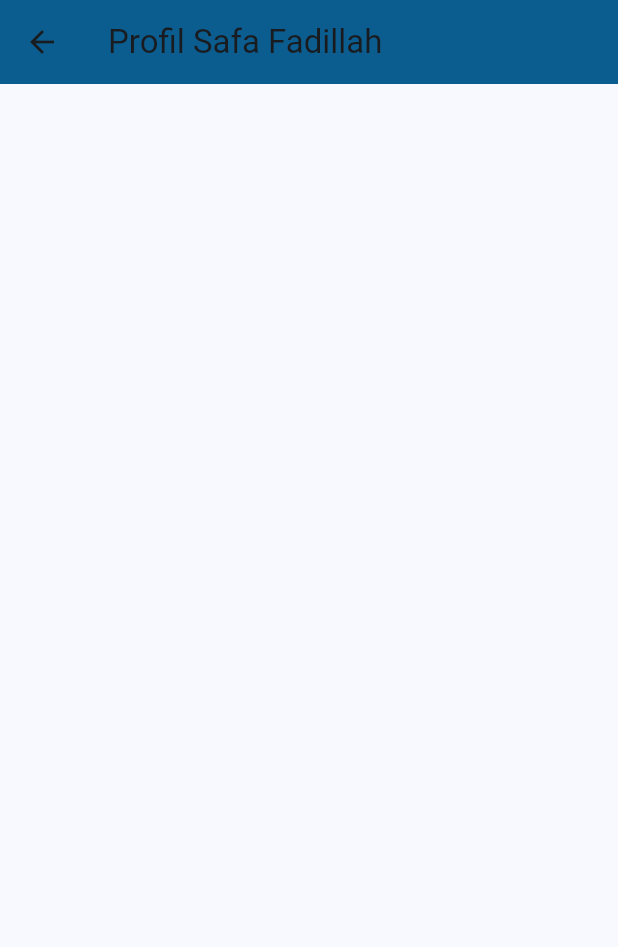
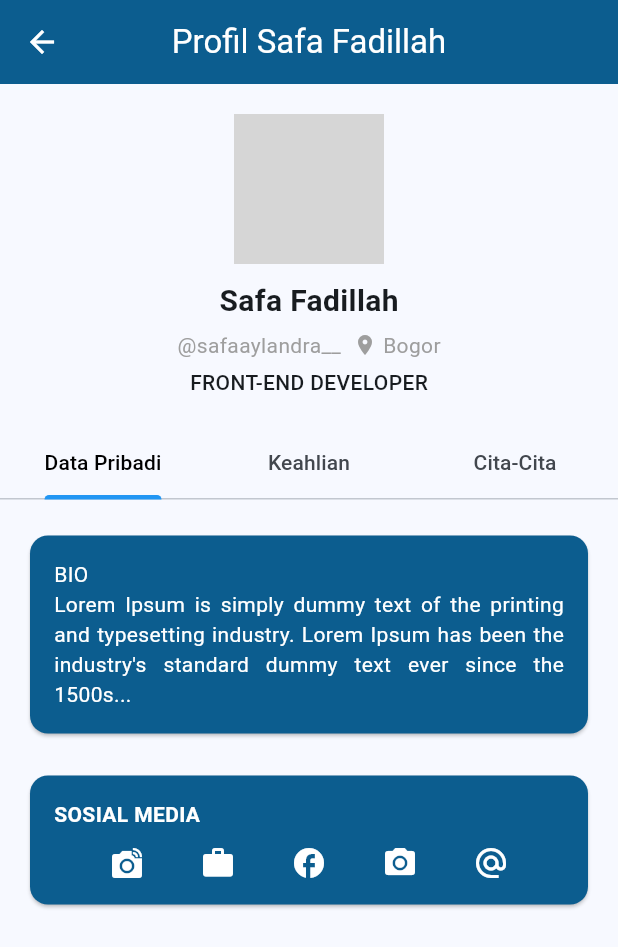
Before and after one commit to MuhammadFazriAditiansyah/flutter-profile, a Flutter app: the screen it shows after launch, after a tap on "Safa Fadillah", on a phone screen of 412 x 824 dp. Shown: the top 947 px of the screen. Run offline on Flutter 3.47's test engine with Material 3 defaults, Android fonts, the phone set to English and light mode, and no system bars; grey boxes are pictures that could not be loaded.

Commit message:
dashboard

```diff
--- a/lib/dashboard.dart
+++ b/lib/dashboard.dart
@@ -19,7 +19,7 @@ class DashboardPage extends StatelessWidget {
             color: const Color(0xFF0C5D8F),
             child: const Center(
               child: Text(
-                "KELOMPOK",
+                "KELOMPOK 3",
                 style: TextStyle(
                   color: Colors.white,
                   fontSize: 22,
@@ -39,33 +39,39 @@ class DashboardPage extends StatelessWidget {
               children: [
                 MemberCard(
                   name: "Adit",
+                  role: "Back-End Developer",
                   imagePath: "assets/images/profile1.jpg",
                   onTap: () {
                     Navigator.push(
                       context,
-                      MaterialPageRoute(builder: (context) => const Profile1Page()),
+                      MaterialPageRoute(
+                          builder: (context) => const Profile1Page()),
                     );
                   },
                 ),
                 const SizedBox(height: 20),
                 MemberCard(
                   name: "Safa Fadillah",
+                  role: "Front-End Developer",
                   imagePath: "assets/images/profile2.jpg",
                   onTap: () {
                     Navigator.push(
                       context,
-                      MaterialPageRoute(builder: (context) => const Profile2Page()),
+                      MaterialPageRoute(
+                          builder: (context) => const Profile2Page()),
                     );
                   },
                 ),
                 const SizedBox(height: 20),
                 MemberCard(
                   name: "Nadia",
+                  role: "UI/UX Designer",
                   imagePath: "assets/images/profile3.jpg",
                   onTap: () {
                     Navigator.push(
                       context,
-                      MaterialPageRoute(builder: (context) => const Profile3Page()),
+                      MaterialPageRoute(
+                          builder: (context) => const Profile3Page()),
                     );
                   },
                 ),
@@ -81,12 +87,14 @@ class DashboardPage extends StatelessWidget {
 // Widget Card Anggota
 class MemberCard extends StatelessWidget {
   final String name;
+  final String role; // tambahan untuk keahlian
   final String imagePath;
   final VoidCallback onTap;
 
   const MemberCard({
     super.key,
     required this.name,
+    required this.role,
     required this.imagePath,
     required this.onTap,
   });
@@ -109,6 +117,11 @@ class MemberCard extends StatelessWidget {
                 backgroundImage: AssetImage(imagePath),
               ),
               const SizedBox(width: 16),
+
+              // Nama + Keahlian
+              Column(
+                crossAxisAlignment: CrossAxisAlignment.start,
+                children: [
                   Text(
                     name,
                     style: const TextStyle(
@@ -116,7 +129,17 @@ class MemberCard extends StatelessWidget {
                       fontWeight: FontWeight.bold,
                       fontSize: 18,
                     ),
-              )
+                  ),
+                  const SizedBox(height: 4),
+                  Text(
+                    role,
+                    style: const TextStyle(
+                      color: Colors.white70,
+                      fontSize: 14,
+                    ),
+                  ),
+                ],
+              ),
             ],
           ),
         ),
--- a/lib/profile1.dart
+++ b/lib/profile1.dart
@@ -7,8 +7,16 @@ class Profile1Page extends StatelessWidget {
   Widget build(BuildContext context) {
     return Scaffold(
       appBar: AppBar(
-        title: const Text("Profil Adit"),
         backgroundColor: const Color(0xFF0C5D8F),
+        elevation: 0,
+        centerTitle: true,
+        title: const Text(
+          "Profil Adit",
+          style: TextStyle(color: Colors.white),
+        ),
+        iconTheme: const IconThemeData(
+          color: Colors.white,
+        ),
       ),
       body: const Center(
         child: Text(""),
--- a/lib/profile2.dart
+++ b/lib/profile2.dart
@@ -5,13 +5,127 @@ class Profile2Page extends StatelessWidget {
 
   @override
   Widget build(BuildContext context) {
-    return Scaffold(
-      appBar: AppBar(
-        title: const Text("Profil Safa Fadillah"),
-        backgroundColor: const Color(0xFF0C5D8F),
-      ),
-      body: const Center(
-        child: Text(""),
+    return DefaultTabController(
+      length: 3,
+      child: Scaffold(
+        appBar: AppBar(
+          backgroundColor: const Color(0xFF0C5D8F),
+          elevation: 0,
+          centerTitle: true,
+          title: const Text(
+            "Profil Safa Fadillah",
+            style: TextStyle(color: Colors.white),
+          ),
+          iconTheme: const IconThemeData(
+            color: Colors.white,
+          ),
+        ),
+        body: SingleChildScrollView(
+          child: Column(
+            children: [
+              const SizedBox(height: 20),
+              // Foto Profil
+              const CircleAvatar(
+                radius: 50,
+                backgroundImage: AssetImage("assets/profile.jpg"), // ganti dengan gambar kamu
+              ),
+              const SizedBox(height: 10),
+              // Nama
+              const Text(
+                "Safa Fadillah",
+                style: TextStyle(fontSize: 20, fontWeight: FontWeight.bold),
+              ),
+              const SizedBox(height: 5),
+              // Username + Lokasi
+              Row(
+                mainAxisAlignment: MainAxisAlignment.center,
+                children: const [
+                  Text("@safaaylandra__", style: TextStyle(color: Colors.grey)),
+                  SizedBox(width: 8),
+                  Icon(Icons.location_on, size: 16, color: Colors.grey),
+                  SizedBox(width: 4),
+                  Text("Bogor", style: TextStyle(color: Colors.grey)),
+                ],
+              ),
+              const SizedBox(height: 5),
+              const Text(
+                "FRONT-END DEVELOPER",
+                style: TextStyle(fontSize: 14, fontWeight: FontWeight.w500),
+              ),
+              const SizedBox(height: 20),
+
+              // TabBar
+              const TabBar(
+                labelColor: Colors.black,
+                indicatorColor: Colors.blue,
+                tabs: [
+                  Tab(text: "Data Pribadi"),
+                  Tab(text: "Keahlian"),
+                  Tab(text: "Cita-Cita"),
+                ],
+              ),
+              const SizedBox(height: 20),
+
+              // Card BIO
+              Padding(
+                padding: const EdgeInsets.symmetric(horizontal: 16),
+                child: Card(
+                  color: const Color(0xFF0C5D8F),
+                  shape: RoundedRectangleBorder(
+                    borderRadius: BorderRadius.circular(12),
+                  ),
+                  child: const Padding(
+                    padding: EdgeInsets.all(16),
+                    child: Text(
+                      "BIO\nLorem Ipsum is simply dummy text of the printing and typesetting industry. Lorem Ipsum has been the industry's standard dummy text ever since the 1500s...",
+                      style: TextStyle(color: Colors.white),
+                      textAlign: TextAlign.justify,
+                    ),
+                  ),
+                ),
+              ),
+              const SizedBox(height: 20),
+
+              // Card Sosial Media
+              Padding(
+                padding: const EdgeInsets.symmetric(horizontal: 16),
+                child: Card(
+                  color: const Color(0xFF0C5D8F),
+                  shape: RoundedRectangleBorder(
+                    borderRadius: BorderRadius.circular(12),
+                  ),
+                  child: Padding(
+                    padding: const EdgeInsets.all(16),
+                    child: Column(
+                      crossAxisAlignment: CrossAxisAlignment.start,
+                      children: [
+                        const Text(
+                          "SOSIAL MEDIA",
+                          style: TextStyle(
+                            color: Colors.white,
+                            fontWeight: FontWeight.bold,
+                          ),
+                        ),
+                        const SizedBox(height: 10),
+                        Row(
+                          mainAxisAlignment: MainAxisAlignment.spaceEvenly,
+                          children: const [
+                            Icon(Icons.linked_camera, color: Colors.white),
+                            Icon(Icons.work, color: Colors.white),
+                            Icon(Icons.facebook, color: Colors.white),
+                            Icon(Icons.camera_alt, color: Colors.white),
+                            Icon(Icons.alternate_email, color: Colors.white),
+                          ],
+                        ),
+                      ],
+                    ),
+                  ),
+                ),
+              ),
+              const SizedBox(height: 20),
+            ],
+          ),
+        ),
       ),
     );
   }
--- a/lib/profile3.dart
+++ b/lib/profile3.dart
@@ -7,8 +7,16 @@ class Profile3Page extends StatelessWidget {
   Widget build(BuildContext context) {
     return Scaffold(
       appBar: AppBar(
-        title: const Text("Profil Nadia"),
         backgroundColor: const Color(0xFF0C5D8F),
+        elevation: 0,
+        centerTitle: true,
+        title: const Text(
+          "Profil Nadia",
+          style: TextStyle(color: Colors.white),
+        ),
+        iconTheme: const IconThemeData(
+          color: Colors.white,
+        ),
       ),
       body: const Center(
         child: Text(""),
```
Lines whose indentation alone changed are shown as unchanged.
